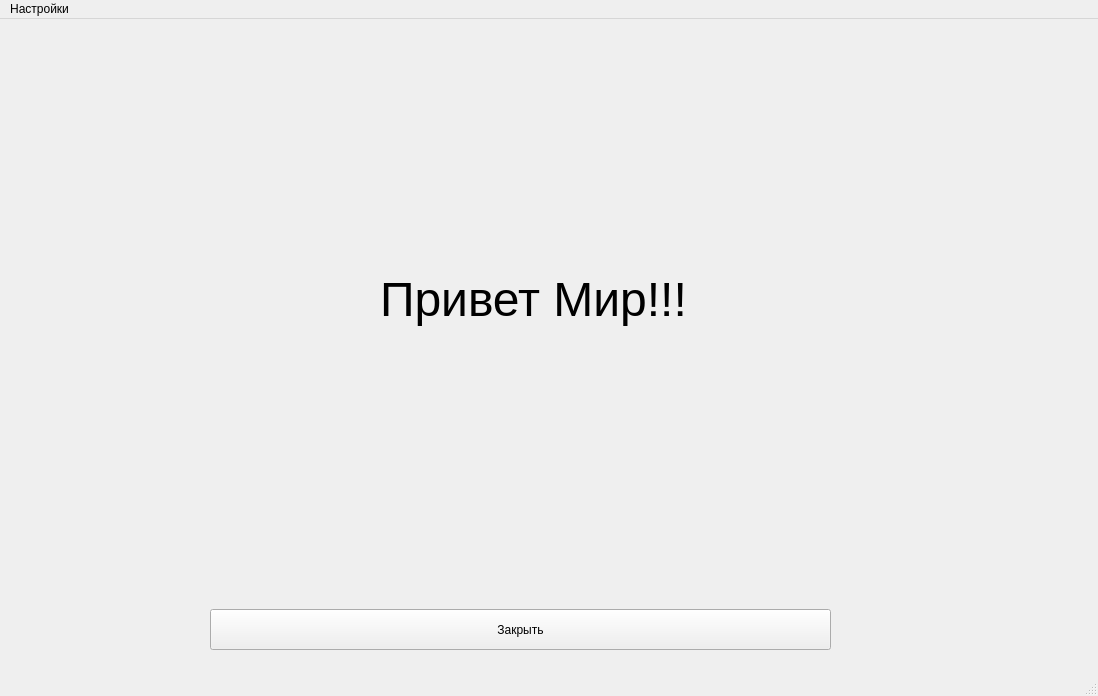
First picture: the form in ui_Main_form.ui, repository sitomple/MyFirstProgramm, before the edit.
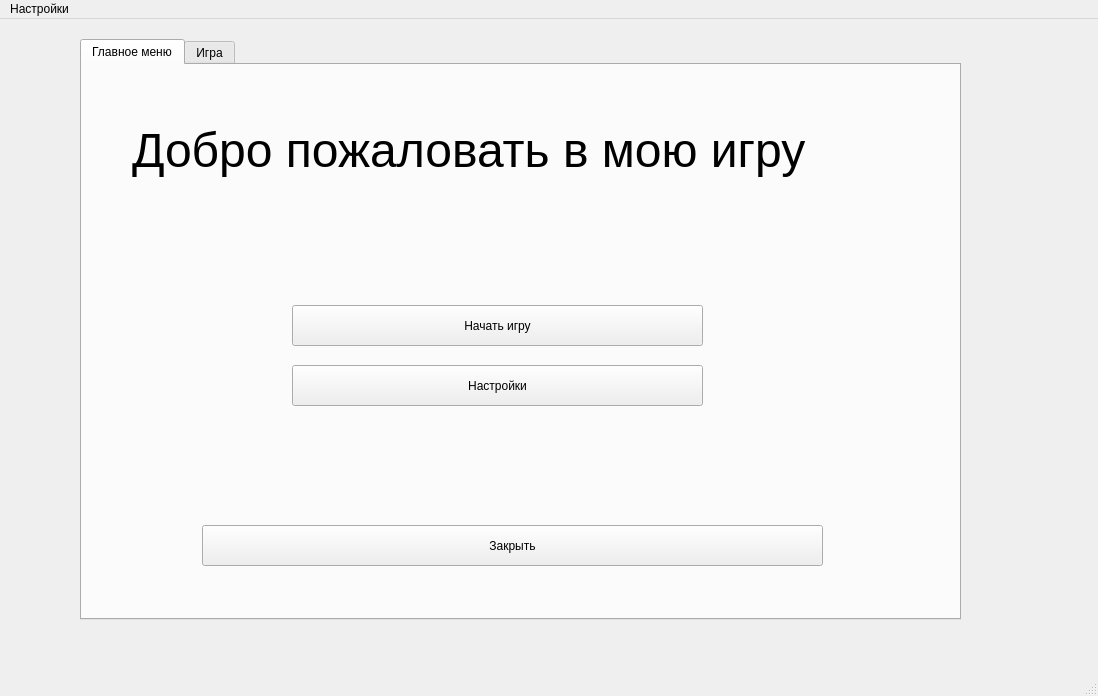
Second picture: the form after the edit.

The edit to the form file:
```diff
--- a/ui_Main_form.ui
+++ b/ui_Main_form.ui
@@ -14,13 +14,32 @@
    <string>ZumaGame</string>
   </property>
   <widget class="QWidget" name="centralwidget">
+   <widget class="QTabWidget" name="tabWidget">
+    <property name="geometry">
+     <rect>
+      <x>80</x>
+      <y>20</y>
+      <width>881</width>
+      <height>581</height>
+     </rect>
+    </property>
+    <property name="tabPosition">
+     <enum>QTabWidget::North</enum>
+    </property>
+    <property name="currentIndex">
+     <number>0</number>
+    </property>
+    <widget class="QWidget" name="tab">
+     <attribute name="title">
+      <string>Главное меню</string>
+     </attribute>
    <widget class="QLabel" name="label">
     <property name="geometry">
      <rect>
-      <x>380</x>
-      <y>230</y>
-      <width>311</width>
-      <height>101</height>
+        <x>50</x>
+        <y>10</y>
+        <width>711</width>
+        <height>151</height>
      </rect>
     </property>
     <property name="font">
@@ -29,14 +48,40 @@
      </font>
     </property>
     <property name="text">
-     <string>Привет Мир!!!</string>
+       <string>Добро пожаловать в мою игру</string>
+      </property>
+     </widget>
+     <widget class="QPushButton" name="start_Button">
+      <property name="geometry">
+       <rect>
+        <x>210</x>
+        <y>240</y>
+        <width>411</width>
+        <height>41</height>
+       </rect>
+      </property>
+      <property name="text">
+       <string>Начать игру</string>
+      </property>
+     </widget>
+     <widget class="QPushButton" name="settings_Button">
+      <property name="geometry">
+       <rect>
+        <x>210</x>
+        <y>300</y>
+        <width>411</width>
+        <height>41</height>
+       </rect>
+      </property>
+      <property name="text">
+       <string>Настройки</string>
     </property>
    </widget>
    <widget class="QPushButton" name="closeButton">
     <property name="geometry">
      <rect>
-      <x>210</x>
-      <y>590</y>
+        <x>120</x>
+        <y>460</y>
       <width>621</width>
       <height>41</height>
      </rect>
@@ -44,6 +89,32 @@
     <property name="text">
      <string>Закрыть</string>
     </property>
+     </widget>
+    </widget>
+    <widget class="QWidget" name="tab_2">
+     <attribute name="title">
+      <string>Игра</string>
+     </attribute>
+     <widget class="QLabel" name="drawField_2">
+      <property name="geometry">
+       <rect>
+        <x>330</x>
+        <y>180</y>
+        <width>561</width>
+        <height>241</height>
+       </rect>
+      </property>
+      <property name="autoFillBackground">
+       <bool>false</bool>
+      </property>
+      <property name="styleSheet">
+       <string notr="true">background-color:rgb(255, 255, 255)</string>
+      </property>
+      <property name="text">
+       <string/>
+      </property>
+     </widget>
+    </widget>
    </widget>
   </widget>
   <widget class="QMenuBar" name="menubar">
```
Lines whose indentation alone changed are shown as unchanged.
